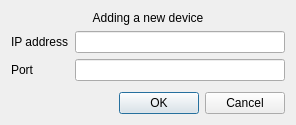
Qt form GUI/GUI_Util/adddevicedialog.ui (Abay11/onvif_client) before a commit.
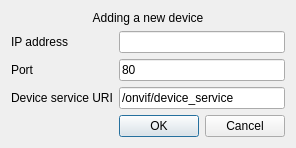
The same form after that commit.

Commit message: add URI field

What changed in the file:
```diff
--- a/GUI/GUI_Util/adddevicedialog.ui
+++ b/GUI/GUI_Util/adddevicedialog.ui
@@ -50,7 +50,25 @@
       </widget>
      </item>
      <item row="1" column="1">
-      <widget class="QLineEdit" name="lePort"/>
+      <widget class="QLineEdit" name="lePort">
+       <property name="text">
+        <string>80</string>
+       </property>
+      </widget>
+     </item>
+     <item row="2" column="1">
+      <widget class="QLineEdit" name="leURI">
+       <property name="text">
+        <string>/onvif/device_service</string>
+       </property>
+      </widget>
+     </item>
+     <item row="2" column="0">
+      <widget class="QLabel" name="label_4">
+       <property name="text">
+        <string>Device service URI</string>
+       </property>
+      </widget>
      </item>
     </layout>
    </item>
```
The commit also changes 2 other files.
